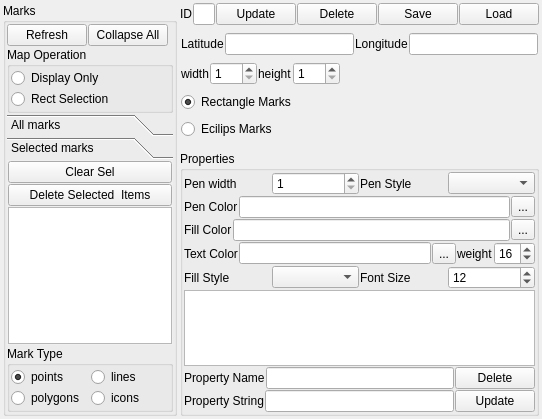
Old version of the form qtvplugin_geomarker/qtvplugin_geomarker.ui in the repository tgut/mercator.qtviewer.
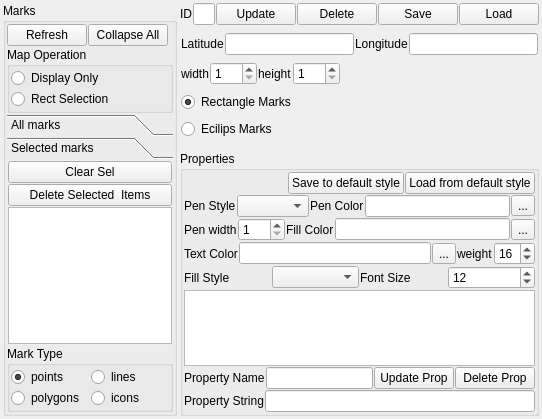
New version of the form. The open tabs and pages were chosen to show the change. Icons and pictures are not drawn.

Commit message: We introduce style default settings in geomarker. With the help of this feature, a function call without complete style para will use the default.

```diff
--- a/qtvplugin_geomarker/qtvplugin_geomarker.ui
+++ b/qtvplugin_geomarker/qtvplugin_geomarker.ui
@@ -775,22 +775,36 @@
         <item>
          <layout class="QHBoxLayout" name="horizontalLayout_6">
           <item>
-           <widget class="QLabel" name="label_11">
+           <spacer name="horizontalSpacer_5">
+            <property name="orientation">
+             <enum>Qt::Horizontal</enum>
+            </property>
+            <property name="sizeHint" stdset="0">
+             <size>
+              <width>40</width>
+              <height>20</height>
+             </size>
+            </property>
+           </spacer>
+          </item>
+          <item>
+           <widget class="QPushButton" name="pushButton_style_default_save">
             <property name="text">
-             <string>Pen width</string>
+             <string>Save to default style</string>
             </property>
            </widget>
           </item>
           <item>
-           <widget class="QSpinBox" name="spinBox_penWidth">
-            <property name="minimum">
-             <number>1</number>
+           <widget class="QPushButton" name="pushButton_style_default_load">
+            <property name="text">
+             <string>Load from default style</string>
             </property>
-            <property name="maximum">
-             <number>256</number>
-            </property>
            </widget>
           </item>
+         </layout>
+        </item>
+        <item>
+         <layout class="QHBoxLayout" name="horizontalLayout_11">
           <item>
            <widget class="QLabel" name="label_19">
             <property name="text">
@@ -801,10 +815,6 @@
           <item>
            <widget class="QComboBox" name="comboBox_linePad"/>
           </item>
-         </layout>
-        </item>
-        <item>
-         <layout class="QHBoxLayout" name="horizontalLayout_11">
           <item>
            <widget class="QLabel" name="label_12">
             <property name="text">
@@ -826,6 +836,23 @@
         </item>
         <item>
          <layout class="QHBoxLayout" name="horizontalLayout_12">
+          <item>
+           <widget class="QLabel" name="label_11">
+            <property name="text">
+             <string>Pen width</string>
+            </property>
+           </widget>
+          </item>
+          <item>
+           <widget class="QSpinBox" name="spinBox_penWidth">
+            <property name="minimum">
+             <number>1</number>
+            </property>
+            <property name="maximum">
+             <number>256</number>
+            </property>
+           </widget>
+          </item>
           <item>
            <widget class="QLabel" name="label_16">
             <property name="text">
@@ -942,10 +969,17 @@
           <item>
            <widget class="QLineEdit" name="lineEdit_prop_name"/>
           </item>
+          <item>
+           <widget class="QPushButton" name="pushButton_prop_update">
+            <property name="text">
+             <string>Update Prop</string>
+            </property>
+           </widget>
+          </item>
           <item>
            <widget class="QPushButton" name="pushButton_prop_delete">
             <property name="text">
-             <string>Delete</string>
+             <string>Delete Prop</string>
             </property>
            </widget>
           </item>
@@ -963,13 +997,6 @@
           <item>
            <widget class="QLineEdit" name="lineEdit_prop_string"/>
           </item>
-          <item>
-           <widget class="QPushButton" name="pushButton_prop_update">
-            <property name="text">
-             <string>Update</string>
-            </property>
-           </widget>
-          </item>
          </layout>
         </item>
        </layout>
```
Left out of the diff: 8 changed lines with no effect on the pictures. The commit also changes 8 other files.
